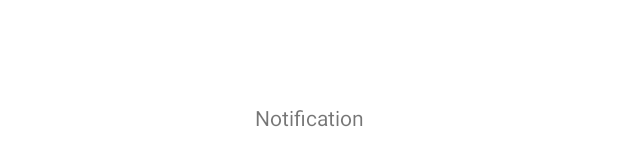
After one commit to aurora32s/android-repo-08, an Android app: the layout fragment_notification.xml on its own in the app's theme, with its tools: preview values and no code run, on a phone screen of 412 x 824 dp. The commit adds this screen. Shown: the part 501-667 px from the top of the screen. Run offline under Robolectric (Android 15) with nearby library versions, the phone set to English and light mode, and no system bars.

Commit message:
feat : homeFragment에서 Tab클릭 시, 하단 Content Fragment 변경 #5

```diff
--- /dev/null
+++ b/app/src/main/res/layout/fragment_notification.xml
@@ -0,0 +1,22 @@
+<?xml version="1.0" encoding="utf-8"?>
+<layout xmlns:android="http://schemas.android.com/apk/res/android"
+    xmlns:app="http://schemas.android.com/apk/res-auto">
+
+    <data>
+
+    </data>
+
+    <androidx.constraintlayout.widget.ConstraintLayout
+        android:layout_width="match_parent"
+        android:layout_height="match_parent">
+
+        <TextView
+            android:layout_width="wrap_content"
+            android:layout_height="wrap_content"
+            android:text="Notification"
+            app:layout_constraintBottom_toBottomOf="parent"
+            app:layout_constraintEnd_toEndOf="parent"
+            app:layout_constraintStart_toStartOf="parent"
+            app:layout_constraintTop_toTopOf="parent" />
+    </androidx.constraintlayout.widget.ConstraintLayout>
+</layout>
```
Also changed, not shown: app/src/main/java/com/example/reposearchapp/model/home/TabType.kt (added, +14 -0 lines), app/src/main/java/com/example/reposearchapp/presentation/home/HomeFragment.kt (+57 -1 lines), app/src/main/java/com/example/reposearchapp/presentation/home/issue/IssueFragment.kt (added, +12 -0 lines), app/src/main/java/com/example/reposearchapp/presentation/home/notification/NotificationFragment.kt (added, +14 -0 lines), app/src/main/res/layout/fragment_home.xml (+13 -5 lines), app/src/main/res/layout/fragment_issue.xml (added, +22 -0 lines).
